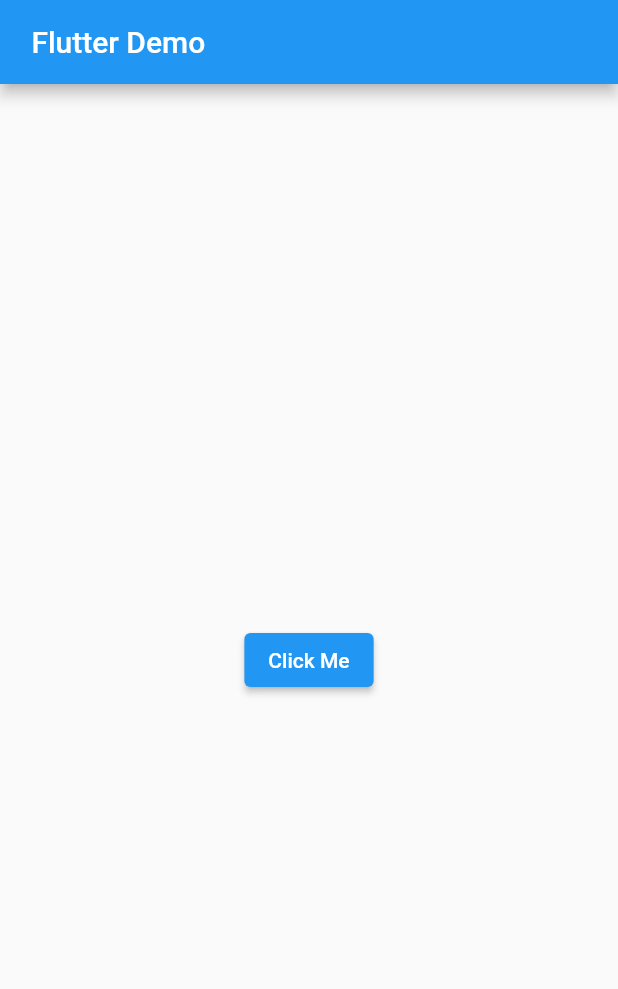
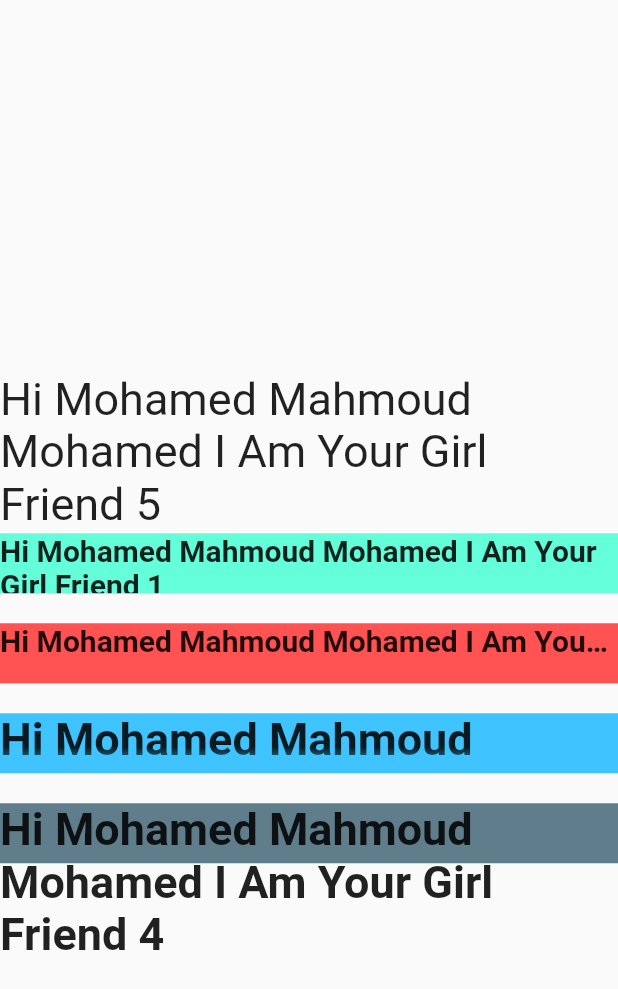
Before and after one commit to MohamedMahmoud10/newUi, a Flutter app: the screen it shows after launch, on a phone screen of 412 x 824 dp. Shown: the top 989 px of the screen. Run offline on Flutter 3.47's test engine with Material 2 defaults, Android fonts, the phone set to English and light mode, and no system bars; our stand-ins replace another_flushbar, fluttertoast.

Commit message:
'UiUpdated'

```diff
--- a/lib/alertdialog.dart
+++ b/lib/alertdialog.dart
@@ -1,4 +1,5 @@
 import 'package:flutter/material.dart';
+import 'package:flutterui/flushbar.dart';
 
 class Alert extends StatefulWidget {
   const Alert({Key? key}) : super(key: key);
@@ -15,7 +16,7 @@ class _AlertState extends State<Alert> {
         child: Container(
           width: double.infinity,
           child: Center(
-            child: buildElevatedButtonalertdialog(context)
+            child:buildElevatedButtonalertdialog(context)
 
 
 
--- a/lib/main.dart
+++ b/lib/main.dart
@@ -1,7 +1,11 @@
 import 'package:flutter/material.dart';
 import 'package:fluttertoast/fluttertoast.dart';
 import 'package:flutterui/alertdialog.dart';
+import 'package:flutterui/flushbar.dart';
+import 'package:flutterui/overFlow.dart';
+import 'package:flutterui/ppbar.dart';
 import 'package:flutterui/sanckbar.dart';
+import 'flushbar.dart';
 
 
 void main() => runApp( HomePage());
@@ -13,7 +17,7 @@ class HomePage extends StatelessWidget {
   Widget build(BuildContext context) {
     return const MaterialApp(
       debugShowCheckedModeBanner: false,
-      home: Snackbar1(),
+      home: OverFlowww(),
     );
   }
 }
@@ -54,3 +58,15 @@ class _MyAppState extends State<MyApp> {
     );
   }
 }
+class MyApp2 extends StatelessWidget {
+  const MyApp2({Key? key}) : super(key: key);
+
+  @override
+  Widget build(BuildContext context) {
+    return Scaffold(
+      body: Center(
+
+      ),
+    );
+  }
+}
--- /dev/null
+++ b/lib/overFlow.dart
@@ -0,0 +1,72 @@
+
+
+import 'package:flutter/material.dart';
+
+class OverFlowww extends StatelessWidget {
+  const OverFlowww({Key? key}) : super(key: key);
+
+  @override
+  Widget build(BuildContext context) {
+    return Scaffold(
+      body: Column(
+        mainAxisAlignment: MainAxisAlignment.center,
+        crossAxisAlignment: CrossAxisAlignment.stretch,
+        children: <Widget>[
+          const SelectableText(
+            'Hi Mohamed Mahmoud Mohamed I Am Your Girl Friend 5',style: TextStyle(fontSize: 30),
+            showCursor: true,
+            toolbarOptions: ToolbarOptions(
+              copy: true,
+              cut: false,
+              selectAll: true,
+              paste: true,
+            ),
+          ),
+          const SizedBox(height: 2),
+          Container(
+            color: Colors.tealAccent,
+            height: 40,
+            width: 200,
+            child: const Text(
+                'Hi Mohamed Mahmoud Mohamed I Am Your Girl Friend 1',
+                style: TextStyle(fontSize: 20, fontWeight: FontWeight.bold),
+                overflow: TextOverflow.clip),
+          ),
+          const SizedBox(height: 20),
+          Container(
+            color: Colors.redAccent,
+            height: 40,
+            width: 200,
+            child: const Text(
+              'Hi Mohamed Mahmoud Mohamed I Am Your Girl Friend 2',
+              style: TextStyle(fontSize: 20, fontWeight: FontWeight.bold),
+              overflow: TextOverflow.ellipsis,
+            ),
+          ),
+          const SizedBox(
+            height: 20,
+          ),
+          Container(
+            color: Colors.lightBlueAccent,
+            height: 40,
+            width: 200,
+            child: const Text(
+                'Hi Mohamed Mahmoud Mohamed I Am Your Girl Friend 3',
+                style: TextStyle(fontSize: 30, fontWeight: FontWeight.bold),
+                overflow: TextOverflow.fade),
+          ),
+          const SizedBox(height: 20),
+          Container(
+            color: Colors.blueGrey,
+            height: 40,
+            width: 200,
+            child: const Text(
+                'Hi Mohamed Mahmoud Mohamed I Am Your Girl Friend 4',
+                style: TextStyle(fontSize: 30, fontWeight: FontWeight.bold),
+                overflow: TextOverflow.visible),
+          ),
+        ],
+      ),
+    );
+  }
+}
--- a/lib/ppbar.dart
+++ b/lib/ppbar.dart
@@ -1,4 +1,5 @@
 import 'package:flutter/material.dart';
+import 'flushbar.dart';
 
 class appBar extends StatelessWidget {
   const appBar({Key? key}) : super(key: key);
@@ -6,7 +7,9 @@ class appBar extends StatelessWidget {
   @override
   Widget build(BuildContext context) {
     return Scaffold(
-      body: Center(
+
+      body: Container(
+        child: Center(
           child: CustomScrollView(
             slivers: [
               SliverAppBar(
@@ -73,6 +76,7 @@ class appBar extends StatelessWidget {
             ],
           ),
         ),
+      ),
     );
   }
 }
--- a/pubspec.yaml
+++ b/pubspec.yaml
@@ -27,6 +27,7 @@ environment:
 # the latest version available on pub.dev. To see which dependencies have newer
 # versions available, run `flutter pub outdated`.
 dependencies:
+  another_flushbar: ^1.10.28
   flutter:
     sdk: flutter
   fluttertoast: ^8.0.9
```
Also changed, not shown: lib/flushbar.dart (added, +58 -0 lines), pubspec.lock. Lines whose indentation alone changed are shown as unchanged.
